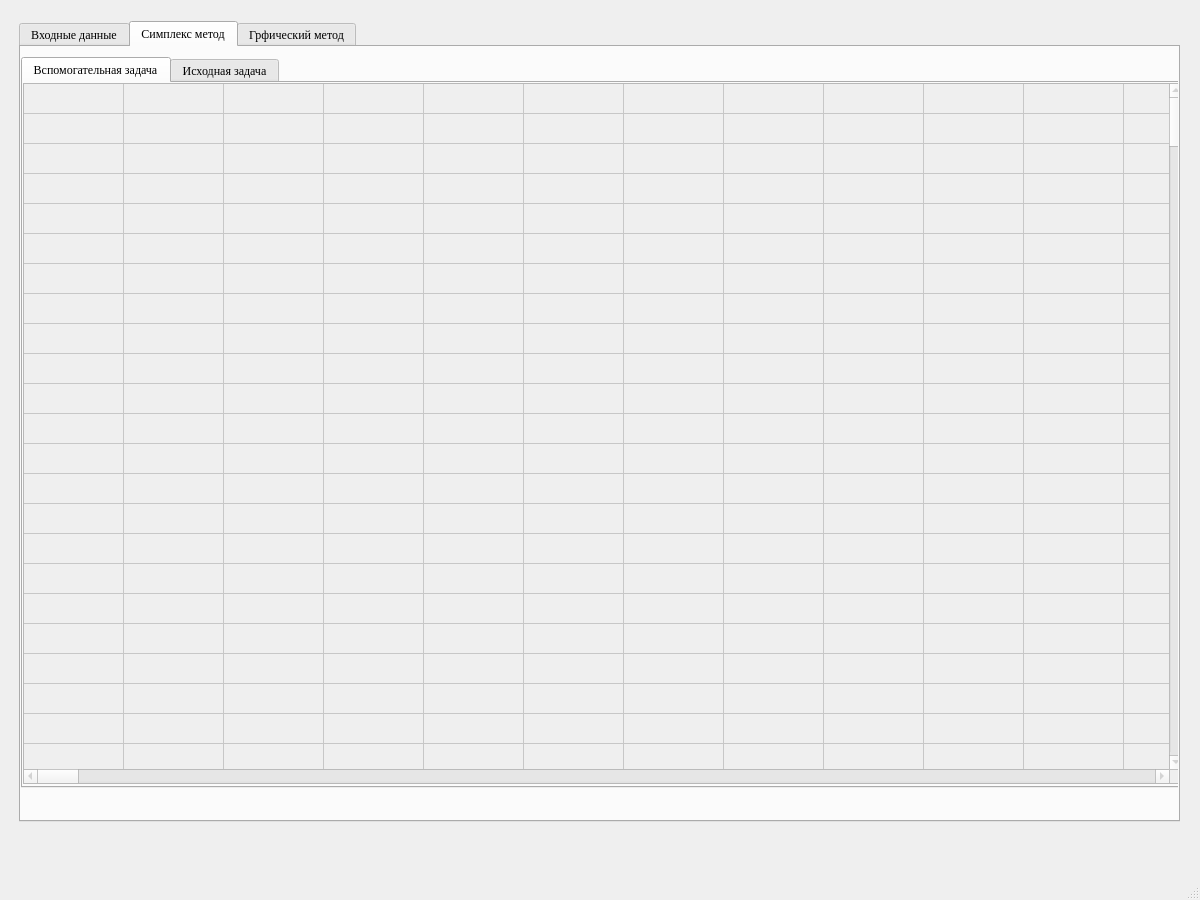
This is mainwindow.ui in P0lskay/Simplex_graphs_methods as Qt 5 draws it before an edit. The edited form follows.
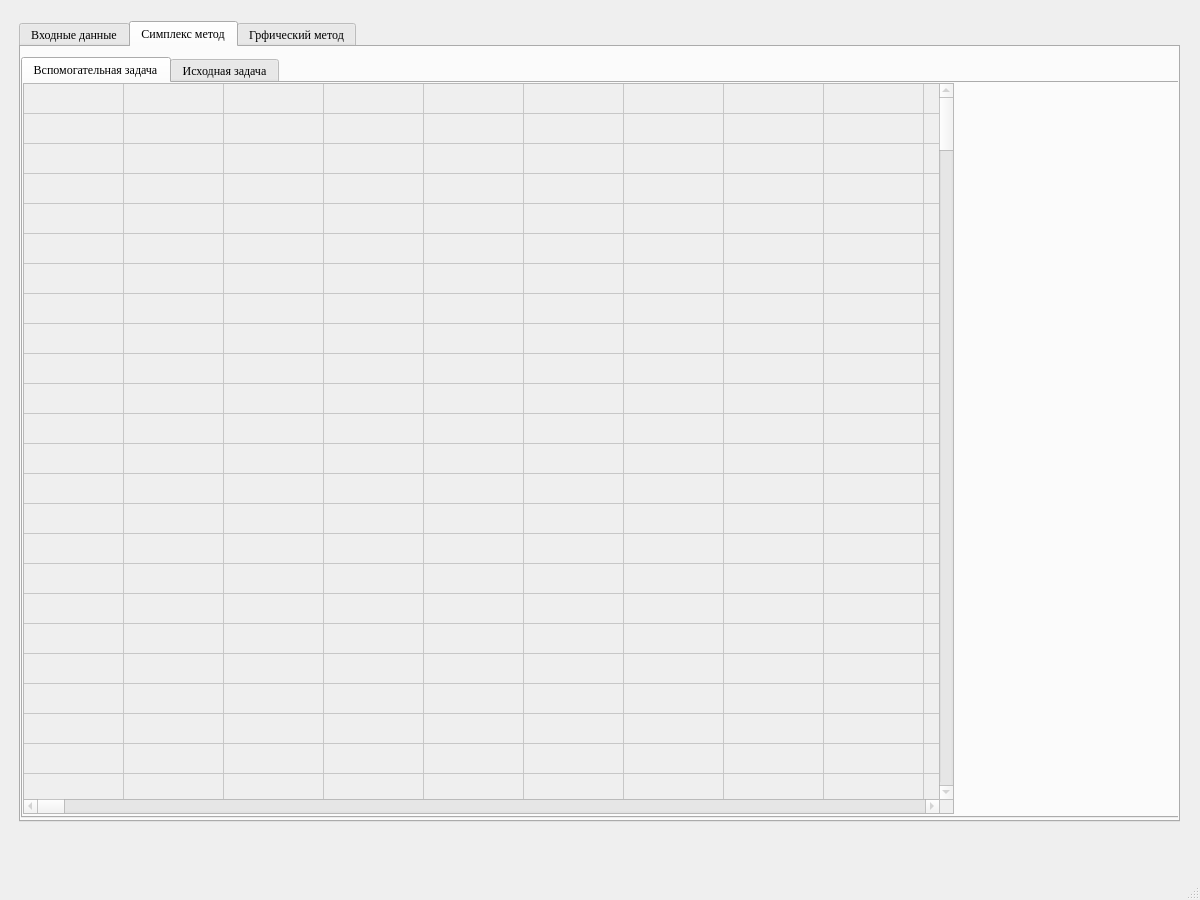
This is the edited form. The open tabs and pages were chosen to show the change.

What changed in the file:
```diff
--- a/mainwindow.ui
+++ b/mainwindow.ui
@@ -301,7 +301,7 @@
         <x>0</x>
         <y>10</y>
         <width>1161</width>
-        <height>731</height>
+        <height>761</height>
        </rect>
       </property>
       <property name="currentIndex">
@@ -319,8 +319,8 @@
          <rect>
           <x>0</x>
           <y>0</y>
-          <width>1161</width>
-          <height>701</height>
+          <width>931</width>
+          <height>731</height>
          </rect>
         </property>
         <property name="showGrid">
```
Left out of the diff: 2 changed lines with no effect on the pictures.
